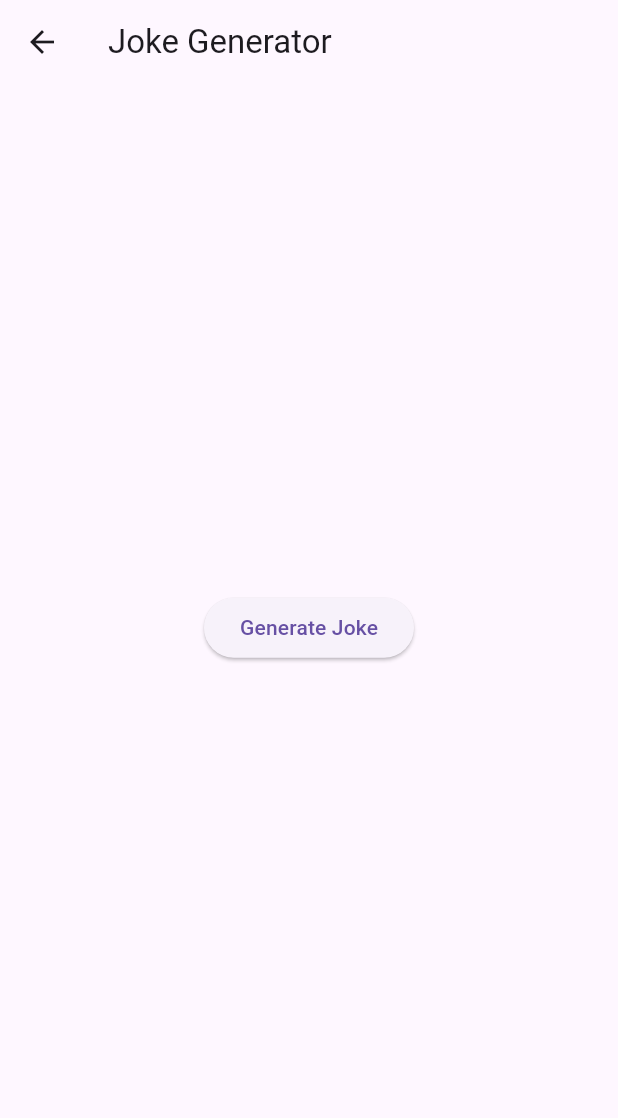
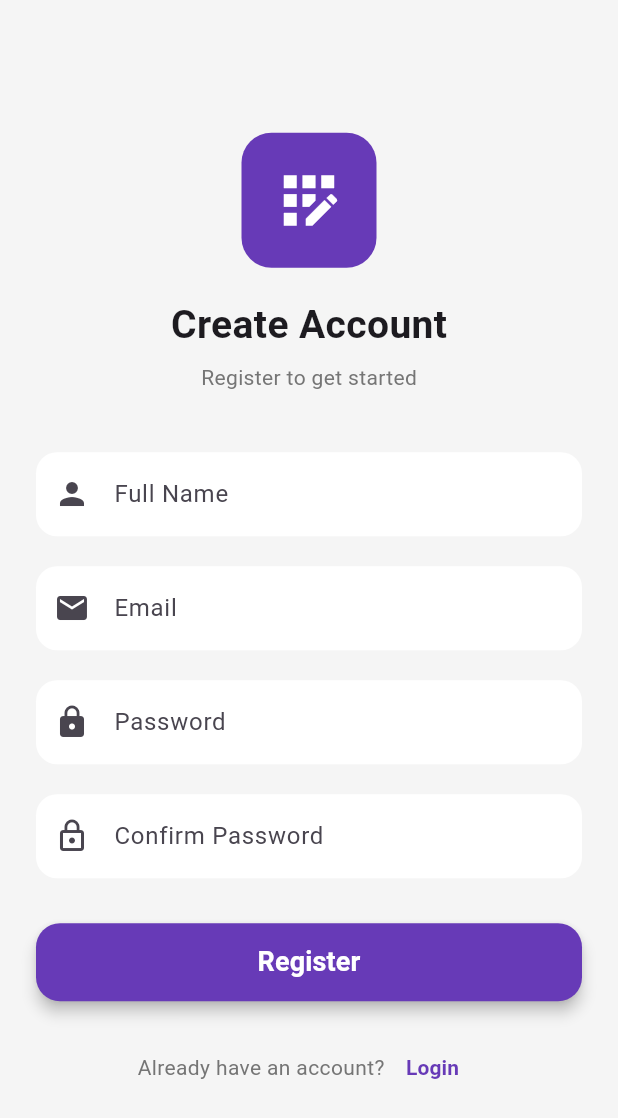
Before and after one commit to musthak2001/letterapp, a Flutter app: the screen it shows after launch, after a tap on "Register", on a phone screen of 412 x 824 dp. Shown: the top 1118 px of the screen. Run offline on Flutter 3.47's test engine with Material 3 defaults, Android fonts, the phone set to English and light mode, and no system bars.

Commit message:
login and signup ui completed

```diff
--- /dev/null
+++ b/lib/loginsignup/signup_page.dart
@@ -0,0 +1,177 @@
+import 'package:flutter/material.dart';
+
+class RegisterScreen extends StatelessWidget {
+  const RegisterScreen({super.key});
+
+  @override
+  Widget build(BuildContext context) {
+    return Scaffold(
+      backgroundColor: Colors.grey.shade100,
+      body: Center(
+        child: SingleChildScrollView(
+          padding: const EdgeInsets.all(24),
+          child: Column(
+            mainAxisAlignment: MainAxisAlignment.center,
+            children: [
+              // App Logo / Icon
+              Container(
+                padding: const EdgeInsets.all(20),
+                decoration: BoxDecoration(
+                  color: Colors.deepPurple,
+                  borderRadius: BorderRadius.circular(20),
+                ),
+                child: const Icon(
+                  Icons.app_registration_outlined,
+                  size: 50,
+                  color: Colors.white,
+                ),
+              ),
+
+              const SizedBox(height: 20),
+
+              const Text(
+                "Create Account",
+                style: TextStyle(
+                  fontSize: 26,
+                  fontWeight: FontWeight.bold,
+                ),
+              ),
+
+              const SizedBox(height: 6),
+
+              Text(
+                "Register to get started",
+                style: TextStyle(
+                  fontSize: 14,
+                  color: Colors.grey.shade600,
+                ),
+              ),
+
+              const SizedBox(height: 40),
+
+              // Name Field
+              TextField(
+                decoration: InputDecoration(
+                  hintText: "Full Name",
+                  prefixIcon: const Icon(Icons.person),
+                  filled: true,
+                  fillColor: Colors.white,
+                  border: OutlineInputBorder(
+                    borderRadius: BorderRadius.circular(14),
+                    borderSide: BorderSide.none,
+                  ),
+                ),
+              ),
+
+              const SizedBox(height: 20),
+
+              // Email Field
+              TextField(
+                decoration: InputDecoration(
+                  hintText: "Email",
+                  prefixIcon: const Icon(Icons.email),
+                  filled: true,
+                  fillColor: Colors.white,
+                  border: OutlineInputBorder(
+                    borderRadius: BorderRadius.circular(14),
+                    borderSide: BorderSide.none,
+                  ),
+                ),
+              ),
+
+              const SizedBox(height: 20),
+
+              // Password Field
+              TextField(
+                obscureText: true,
+                decoration: InputDecoration(
+                  hintText: "Password",
+                  prefixIcon: const Icon(Icons.lock),
+                  filled: true,
+                  fillColor: Colors.white,
+                  border: OutlineInputBorder(
+                    borderRadius: BorderRadius.circular(14),
+                    borderSide: BorderSide.none,
+                  ),
+                ),
+              ),
+
+              const SizedBox(height: 20),
+
+              // Confirm Password Field
+              TextField(
+                obscureText: true,
+                decoration: InputDecoration(
+                  hintText: "Confirm Password",
+                  prefixIcon: const Icon(Icons.lock_outline),
+                  filled: true,
+                  fillColor: Colors.white,
+                  border: OutlineInputBorder(
+                    borderRadius: BorderRadius.circular(14),
+                    borderSide: BorderSide.none,
+                  ),
+                ),
+              ),
+
+              const SizedBox(height: 30),
+
+              // Register Button
+              SizedBox(
+                width: double.infinity,
+                height: 52,
+                child: ElevatedButton(
+                  onPressed: () {
+                    // no logic for now
+                  },
+                  style: ElevatedButton.styleFrom(
+                    backgroundColor: Colors.deepPurple,
+                    shape: RoundedRectangleBorder(
+                      borderRadius: BorderRadius.circular(16),
+                    ),
+                    elevation: 4,
+                  ),
+                  child: const Text(
+                    "Register",
+                    style: TextStyle(
+                      fontSize: 18,
+                      fontWeight: FontWeight.w600,
+                      color: Colors.white,
+                    ),
+                  ),
+                ),
+              ),
+
+              const SizedBox(height: 20),
+
+              // Footer text with navigation to Login
+              Row(
+                mainAxisAlignment: MainAxisAlignment.center,
+                children: [
+                  Text(
+                    "Already have an account?",
+                    style: TextStyle(
+                      color: Colors.grey.shade600,
+                      fontSize: 14,
+                    ),
+                  ),
+                  TextButton(
+                    onPressed: () {
+                      Navigator.pushNamed(context, '/login_screen');
+                    },
+                    child: const Text(
+                      "Login",
+                      style: TextStyle(
+                        color: Colors.deepPurple,
+                        fontWeight: FontWeight.bold,
+                      ),
+                    ),
+                  ),
+                ],
+              ),
+            ],
+          ),
+        ),
+      ),
+    );
+  }
+}
--- a/lib/main.dart
+++ b/lib/main.dart
@@ -1,12 +1,11 @@
 import 'package:flutter/material.dart';
 import 'screens/splash_screen.dart';
-import 'screens/loading_screen.dart';
 import 'screens/homescreen.dart';
 import 'screens/output_screen.dart';
-
+import 'loginsignup/loginpage.dart';
+import 'loginsignup/signup_page.dart';
 
 import 'screens/testapi.dart';
-
 
 void main() {
   runApp(const MyApp());
@@ -19,13 +18,14 @@ class MyApp extends StatelessWidget {
   Widget build(BuildContext context) {
     return MaterialApp(
       debugShowCheckedModeBanner: false,
-     routes: {
+      routes: {
         '/': (context) => const SplashScreen(),
         '/homeScreen': (context) => const HomeScreen(),
-        '/LoadingPage': (context) => const LoadingScreen(),
+
         '/TestApp': (context) => const TestApp(),
-        '/output_screen' : (context) => const MyWidget()
-
+        '/output_screen': (context) => const MyWidget(),
+        '/login_screen': (context) => const LoginScreen(),
+        '/register_screen': (context) => const RegisterScreen(),
       }, // Only splash screen for now
     );
   }
--- a/lib/screens/splash_screen.dart
+++ b/lib/screens/splash_screen.dart
@@ -49,7 +49,9 @@ class SplashScreen extends StatelessWidget {
                     borderRadius: BorderRadius.circular(25),
                   ),
                 ),
-                onPressed: () {},
+                onPressed: () {
+                  Navigator.pushNamed(context, '/login_screen');
+                },
                 child: const Text(
                   "Login",
                   style: TextStyle(fontSize: 18, fontWeight: FontWeight.bold),
@@ -71,7 +73,7 @@ class SplashScreen extends StatelessWidget {
                   ),
                 ),
                 onPressed: () {
-                  Navigator.pushNamed(context, '/TestApp');
+                  Navigator.pushNamed(context, '/register_screen');
                 },
                 child: const Text(
                   "Register",
```
Also changed, not shown: lib/loginsignup/loginpage.dart (added, +127 -0 lines), lib/screens/loading_screen.dart (deleted, +0 -122 lines).
